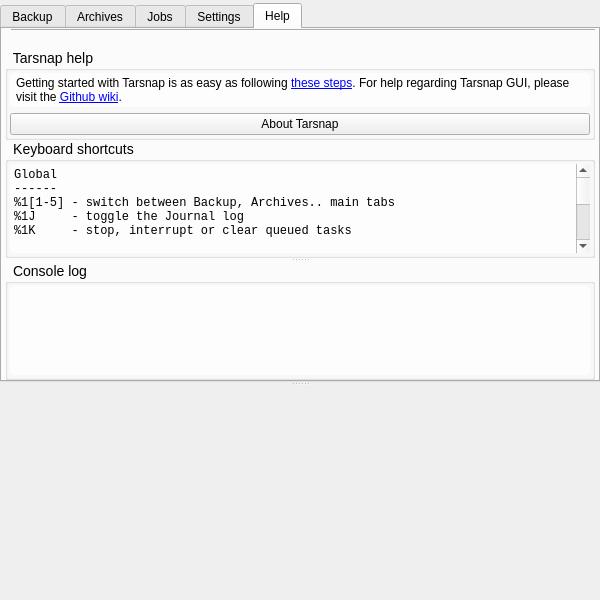
The window that forms/mainwindow.ui (Tarsnap/tarsnap-gui) describes before a commit, drawn with Qt 5.
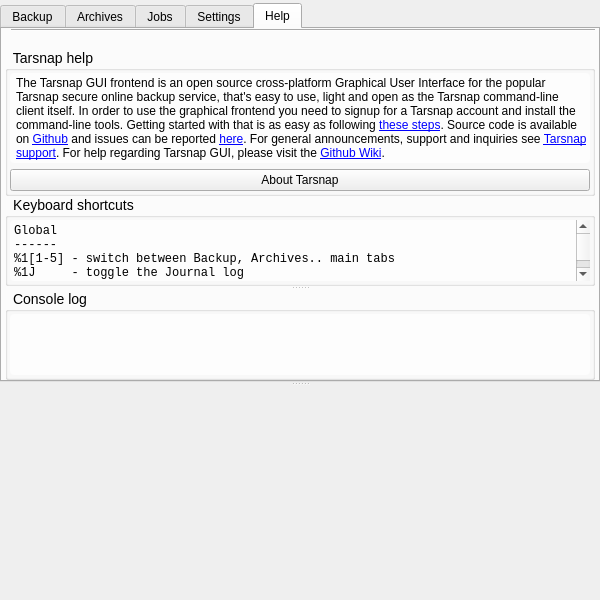
The same window after the commit. The open tabs and pages were chosen to show the change. Icons and pictures are not drawn. Custom widgets are drawn as their Qt base class.

Commit message: Expand Tarsnap Help pane text.

```diff
--- a/forms/mainwindow.ui
+++ b/forms/mainwindow.ui
@@ -2269,8 +2269,8 @@
 }</string>
                 </property>
                 <property name="text">
-                 <string>Getting started with Tarsnap is as easy as following &lt;a href=&quot;https://www.tarsnap.com/gettingstarted.html&quot;&gt;these steps&lt;/a&gt;.
-For help regarding Tarsnap GUI, please visit the &lt;a href=&quot;https://github.com/Tarsnap/tarsnap-gui/wiki&quot;&gt;Github wiki&lt;/a&gt;.</string>
+                 <string>The Tarsnap GUI frontend is an open source cross-platform Graphical User Interface for the popular Tarsnap secure online backup service, that's easy to use, light and open as the Tarsnap command-line client itself. In order to use the graphical frontend you need to signup for a Tarsnap account and install the command-line tools. Getting started with that is as easy as following &lt;a href=&quot;https://www.tarsnap.com/gettingstarted.html&quot;&gt;these steps&lt;/a&gt;.
+Source code is available on &lt;a href=&quot;https://github.com/Tarsnap/tarsnap-gui&quot;&gt;Github&lt;/a&gt; and issues can be reported &lt;a href=&quot;https://github.com/Tarsnap/tarsnap-gui/issues&quot;&gt;here&lt;/a&gt;. For general announcements, support and inquiries see &lt;a href=&quot;https://www.tarsnap.com/support.html&quot;&gt;Tarsnap support&lt;/a&gt;. For help regarding Tarsnap GUI, please visit the &lt;a href=&quot;https://github.com/Tarsnap/tarsnap-gui/wiki&quot;&gt;Github Wiki&lt;/a&gt;.</string>
                 </property>
                 <property name="wordWrap">
                  <bool>true</bool>
```
Left out of the diff: 3 changed lines with no effect on the pictures.
